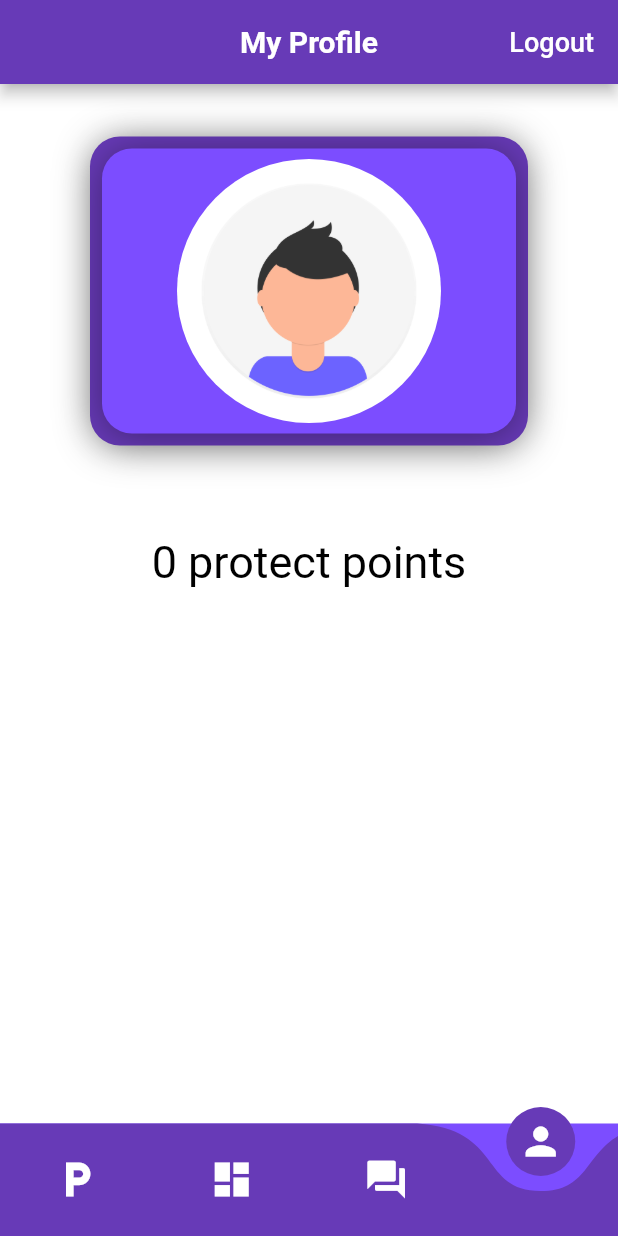
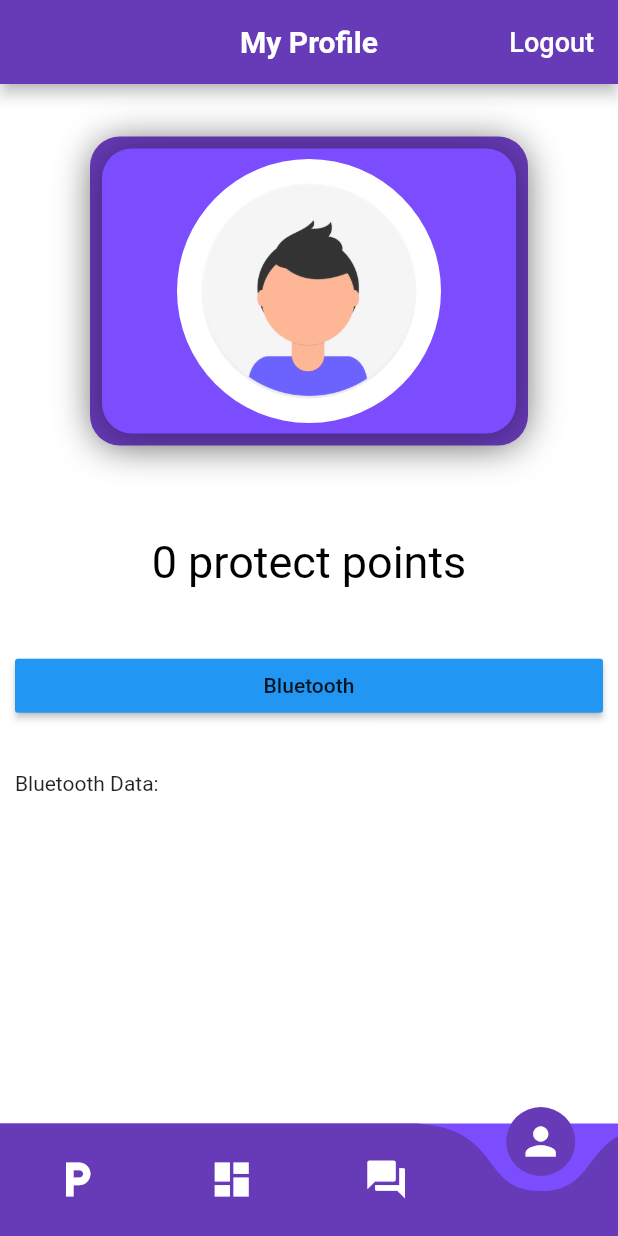
Before and after one commit to msoham123/ProtectApp, a Flutter app: the screen it shows once a user with an empty profile is signed in, swiped to page 4, on a phone screen of 412 x 824 dp. Run offline on Flutter 3.47's test engine with Material 2 defaults, Android fonts, the light colour scheme and no system bars; drawn by our look-alikes of curved_navigation_bar; our stand-ins replace cloud_firestore, firebase_auth, firebase_storage, fl_chart, flutter_blue, flutter_bluetooth_serial and 8 more; missing offline and left inert: agora_rtc_engine, fancy_on_boarding, flutter_braintree, flutter_scan_bluetooth, wifi_info_plugin; accounts and stored records are empty; project files that could hold a hidden picture were left out.

Commit message:
Bluetooth stuff

```diff
--- a/lib/data/flutterBlue.dart
+++ b/lib/data/flutterBlue.dart
@@ -14,6 +14,10 @@ class FlutterBluetooth with ChangeNotifier{
   FlutterScanBluetooth _device = FlutterScanBluetooth();
   String _feed = "No Connection";
   bool  _isScanning = false;
+
+  FlutterBluetooth({
+   @required this.isOnline,
+});
 
   //Initialize
   FlutterBluetooth.initialize(){
@@ -52,6 +56,7 @@ class FlutterBluetooth with ChangeNotifier{
         //Save Device Name + Address into Feed
         _feed = _feed + event.name+' (${event.address})\n';
         notifyListeners();
+        return _feed;
       });
     }
 
--- a/lib/screens/navBarScreens/feedScreen.dart
+++ b/lib/screens/navBarScreens/feedScreen.dart
@@ -108,9 +108,9 @@ class _FeedScreenState extends State<FeedScreen> {
                 subtitle: Text(
                     "${DateTime.now().year}-${DateTime.now().month}-${DateTime.now().day}"),
                 trailing: IconButton(
-                  icon: Icon(Icons.more_horiz),
+                  icon: Icon(Icons.filter_frames),
                   color: Colors.black,
-                  onPressed: () => print('More'),
+                  onPressed: () => null ,
                 ),
               ),
               InkWell(
--- a/lib/screens/navBarScreens/profileScreen.dart
+++ b/lib/screens/navBarScreens/profileScreen.dart
@@ -1,6 +1,7 @@
 import 'package:cloud_firestore/cloud_firestore.dart';
 import 'package:firebase_auth/firebase_auth.dart';
 import 'package:flutter/material.dart';
+import 'package:protect/data/flutterBlue.dart';
 import 'package:protect/main.dart';
 import 'package:protect/models/ProtectUser.dart';
 import 'package:protect/screens/login+signupScreens/firstScreen.dart';
@@ -17,6 +18,7 @@ class _ProfileScreenState extends State<ProfileScreen> {
   final _auth = FirebaseAuth.instance;
   String fullName = '';
   int protectPoints = 0;
+  String data = "";
 
   @override
   void initState() {
@@ -157,6 +159,28 @@ class _ProfileScreenState extends State<ProfileScreen> {
                       ),
                     ],
                   ),
+                  SizedBox(
+                    height: MediaQuery.of(context).size.height/20,
+                  ),
+                  RaisedButton(
+                    child: Text("Bluetooth"),
+                    color: Colors.blue,
+                    onPressed: (){
+                      var device = FlutterBluetooth(isOnline: false);
+                      device.turnDeviceOn();
+                      data = device.getFeed();
+                      setState(() {
+                        data = data;
+                      });
+                      device.scanForNearbyDevices();
+                      data = device.getFeed();
+                      setState(() {
+                        data = data;
+                      });
+                    },
+                  ),
+                  SizedBox(height: MediaQuery.of(context).size.height / 25),
+                  Text("Bluetooth Data: $data")
                 ],
               ),
             ),
```
